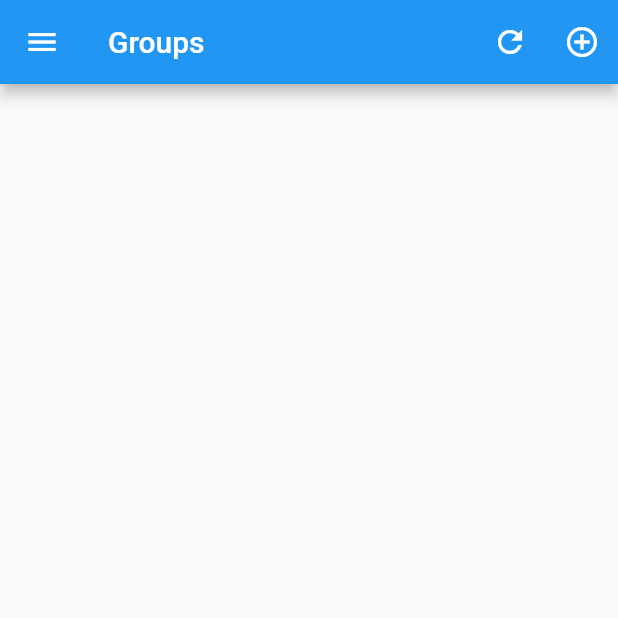
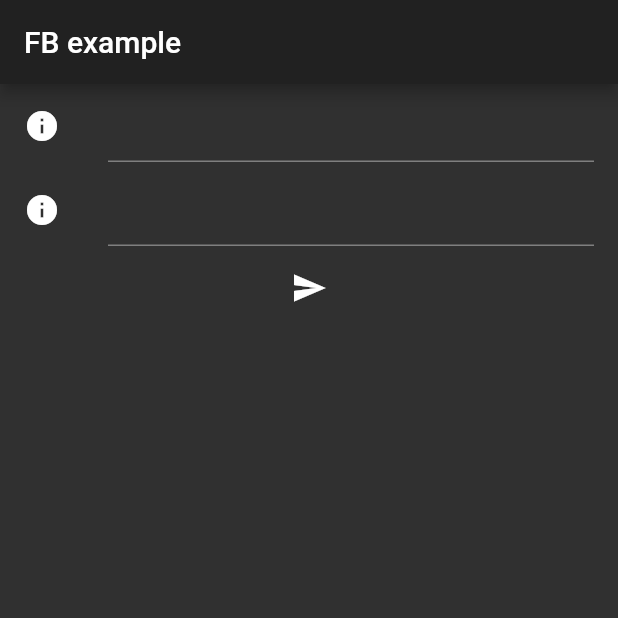
Before and after one commit to 0nlysn0w/PersonalSoundboard-Flutter, a Flutter app: the screen it shows after launch, on a phone screen of 412 x 824 dp, the top half of it. Run offline on Flutter 3.47's test engine with Material 2 defaults, Android fonts, the phone set to English and light mode, and no system bars; drawn by our look-alikes of firebase_database; our stand-ins replace image_picker, sqflite; missing offline and left inert: audioplayer; accounts and stored records are empty.

Commit message:
Working firebase implementation. Doesn't work in the main app...yet

```diff
--- a/personalsoundboard/lib/main.dart
+++ b/personalsoundboard/lib/main.dart
@@ -1,13 +1,170 @@
-import 'dart:async';
+// import 'dart:async';
+
+// import 'package:flutter/material.dart';
+
+// import './pages/landing_page.dart';
+// import './pages/quiz_page.dart';
+// import './pages/group_page.dart';
+
+// import 'package:firebase_database/firebase_database.dart';
+// import 'package:firebase_database/ui/firebase_animated_list.dart';
+// import 'package:firebase_core/firebase_core.dart';
+
+
+// void main(){
+//   runApp(new MaterialApp(
+//     home: new GroupPage(),
+//   ));
+// }
 
 import 'package:flutter/material.dart';
 
-import './pages/landing_page.dart';
-import './pages/quiz_page.dart';
-import './pages/group_page.dart';
+import 'package:firebase_database/firebase_database.dart';
+import 'package:firebase_database/ui/firebase_animated_list.dart';
+// import 'package:firebase_core/firebase_core.dart'; not nessecary
 
-void main(){
-  runApp(new MaterialApp(
-    home: new GroupPage(),
-  ));
+
+
+void main() => runApp(MyApp());
+
+class MyApp extends StatelessWidget {
+  @override
+  Widget build(BuildContext context) {
+    return MaterialApp(
+      debugShowCheckedModeBanner: false,
+      title: 'Flutter Demo',
+      theme: ThemeData.dark(),
+      home: Home(),
+    );
+  }
 }
+
+class Home extends StatefulWidget {
+  @override
+  HomeState createState() => HomeState();
+}
+
+class HomeState extends State<Home> {
+  List<Item> items = List();
+  Item item;
+  DatabaseReference itemRef;
+
+  final GlobalKey<FormState> formKey = GlobalKey<FormState>();
+
+  @override
+  void initState() {
+    super.initState();
+    item = Item("", "");
+    final FirebaseDatabase database = FirebaseDatabase.instance; //Rather then just writing FirebaseDatabase(), get the instance.
+    itemRef = database.reference().child('items');
+    itemRef.onChildAdded.listen(_onEntryAdded);
+    itemRef.onChildChanged.listen(_onEntryChanged);
+  }
+
+  _onEntryAdded(Event event) {
+    setState(() {
+      items.add(Item.fromSnapshot(event.snapshot));
+    });
+  }
+
+  _onEntryChanged(Event event) {
+    var old = items.singleWhere((entry) {
+      return entry.key == event.snapshot.key;
+    });
+    setState(() {
+      items[items.indexOf(old)] = Item.fromSnapshot(event.snapshot);
+    });
+  }
+
+  void handleSubmit() {
+    final FormState form = formKey.currentState;
+
+    if (form.validate()) {
+      form.save();
+      form.reset();
+      itemRef.push().set(item.toJson());
+    }
+  }
+
+  @override
+  Widget build(BuildContext context) {
+    return Scaffold(
+      appBar: AppBar(
+        title: Text('FB example'),
+      ),
+      resizeToAvoidBottomPadding: false,
+      body: Column(
+        children: <Widget>[
+          Flexible(
+            flex: 0,
+            child: Center(
+              child: Form(
+                key: formKey,
+                child: Flex(
+                  direction: Axis.vertical,
+                  children: <Widget>[
+                    ListTile(
+                      leading: Icon(Icons.info),
+                      title: TextFormField(
+                        initialValue: "",
+                        onSaved: (val) => item.title = val,
+                        validator: (val) => val == "" ? val : null,
+                      ),
+                    ),
+                    ListTile(
+                      leading: Icon(Icons.info),
+                      title: TextFormField(
+                        initialValue: '',
+                        onSaved: (val) => item.body = val,
+                        validator: (val) => val == "" ? val : null,
+                      ),
+                    ),
+                    IconButton(
+                      icon: Icon(Icons.send),
+                      onPressed: () {
+                        handleSubmit();
+                      },
+                    ),
+                  ],
+                ),
+              ),
+            ),
+          ),
+          Flexible(
+            child: FirebaseAnimatedList(
+              query: itemRef,
+              itemBuilder: (BuildContext context, DataSnapshot snapshot,
+                  Animation<double> animation, int index) {
+                return new ListTile(
+                  leading: Icon(Icons.message),
+                  title: Text(items[index].title),
+                  subtitle: Text(items[index].body),
+                );
+              },
+            ),
+          ),
+        ],
+      ),
+    );
+  }
+}
+
+class Item {
+  String key;
+  String title;
+  String body;
+
+  Item(this.title, this.body);
+
+  Item.fromSnapshot(DataSnapshot snapshot)
+      : key = snapshot.key,
+        title = snapshot.value["title"],
+        body = snapshot.value["body"];
+
+  toJson() {
+    return {
+      "title": title,
+      "body": body,
+    };
+  }
+}
--- a/personalsoundboard/pubspec.yaml
+++ b/personalsoundboard/pubspec.yaml
@@ -6,11 +6,13 @@ dependencies:
     sdk: flutter
 
   audio_recorder:
-  audioplayer:
+  audioplayer: ^0.4.0
   path_provider:
   sqflite: any
   image_picker:
   image:
+  firebase_database: ^0.4.1
+  firebase_core: any
 
   # The following adds the Cupertino Icons font to your application.
   # Use with the CupertinoIcons class for iOS style icons.
```
Also changed, not shown: 3 other files.
